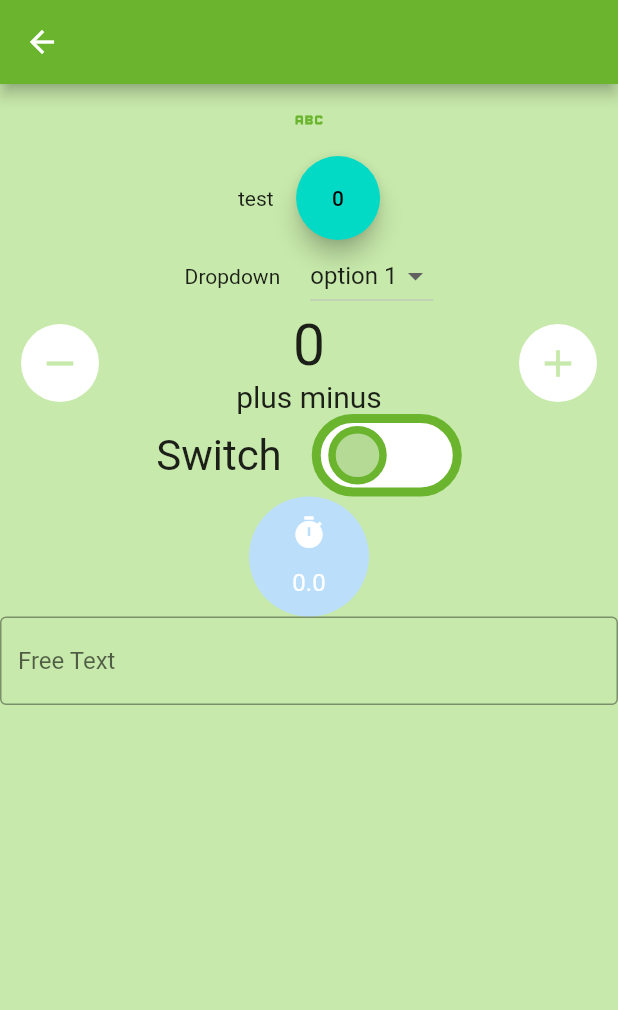
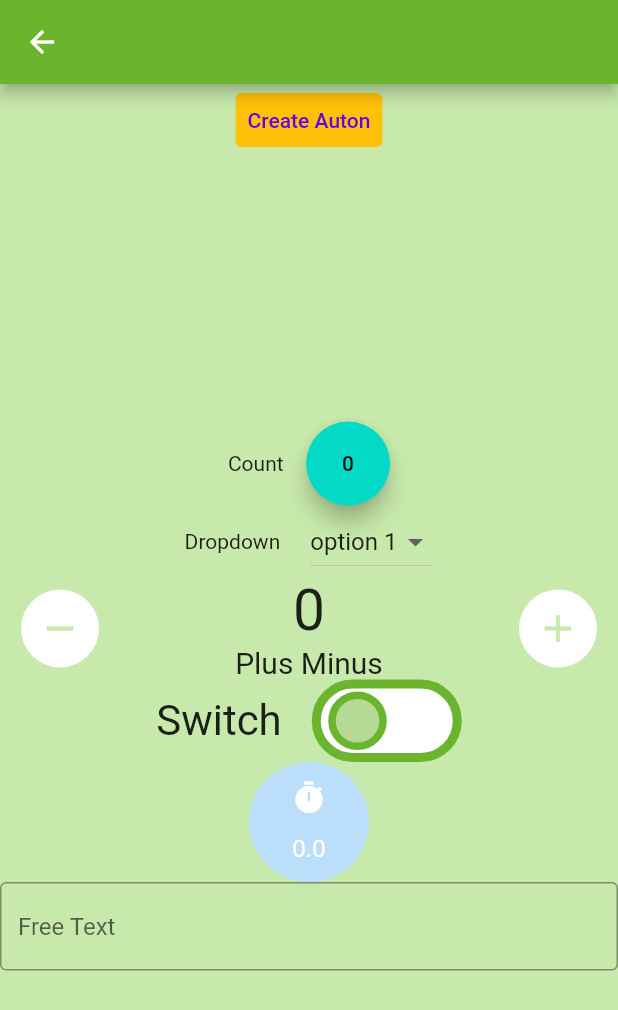
Before and after one commit to LiorBitton/FRC-scouting, a Flutter app: the NewSeasonLobby screen opened directly, on a phone screen of 412 x 824 dp. Shown: the top 1010 px of the screen. Run offline on Flutter 3.47's test engine with Material 2 defaults, Android fonts, the phone set to English and light mode, and no system bars; drawn by our look-alikes of flutter_switch; our stand-ins replace camera, firebase_auth, firebase_core, firebase_crashlytics, firebase_database, firebase_storage and 5 more; missing offline and left inert: holding_gesture; accounts and stored records are empty; Roboto replaces fonts that are missing (Montserrat).

Commit message:
new EverCollector
EverCollector now extends StatefulWidget instead of Widget, all of its children now extend its class instead of implementing it.

```diff
--- a/scouting_application/lib/screens/admin/new_season_lobby.dart
+++ b/scouting_application/lib/screens/admin/new_season_lobby.dart
@@ -16,23 +16,34 @@ class NewSeasonLobby extends StatelessWidget {
         appBar: AppBar(),
         body: Column(
           children: [
-            IconButton(
-                icon: Icon(Icons.abc),
+            TextButton(
+                style: ButtonStyle(
+                    backgroundColor:
+                        MaterialStateProperty.all<Color>(Colors.amber)),
+                child: Text(
+                  "Create Auton",
+                  maxLines: 1,
+                ),
                 onPressed: (() {
                   Navigator.push(
                       context,
                       MaterialPageRoute(
-                          builder: (context) => EditAutonomous()));
+                          builder: (context) => EditTab(
+                                tabName: "Autonomous",
+                              )));
                 })),
-            CountCollector(title: "test", dataTag: "Count"),
+            Spacer(),
+            CountCollector(title: "Count", dataTag: "Count"),
             DropDownCollector(
                 dataTag: "dropDown",
                 options: ["option 1", "option2", "option3"],
                 title: "Dropdown"),
-            PlusMinusCollector(title: "plus minus", dataTag: "Plus Minus"),
+            PlusMinusCollector(title: "Plus Minus", dataTag: "Plus Minus"),
             SwitchCollector(title: "Switch", dataTag: "Switch"),
-            DurationCollector(dataTag: "duration"),
-            TextCollector(dataTag: "text", hintText: "Free Text")
+            DurationCollector(title: "Duration", dataTag: "duration"),
+            TextCollector(
+                title: "title", dataTag: "text", hintText: "Free Text"),
+            Spacer()
           ],
         ));
   }
--- a/scouting_application/lib/screens/homepage.dart
+++ b/scouting_application/lib/screens/homepage.dart
@@ -16,8 +16,6 @@ class Homepage extends StatelessWidget {
   @override
   Widget build(BuildContext context) {
     onStart(context);
-    var brightness = MediaQuery.of(context).platformBrightness;
-    bool isDarkMode = brightness == Brightness.dark;
     return WillPopScope(
       onWillPop: () async => allowedToPop,
       child: Scaffold(
--- a/scouting_application/lib/screens/stats/team_photo_gallery.dart
+++ b/scouting_application/lib/screens/stats/team_photo_gallery.dart
@@ -5,6 +5,7 @@ import 'package:scouting_application/classes/database.dart';
 import 'package:scouting_application/classes/tba_client.dart';
 import 'package:scouting_application/screens/scouting/add_team_photo.dart';
 
+// ignore: must_be_immutable
 class TeamPhotoGallery extends StatelessWidget {
   TeamPhotoGallery({Key? key, required this.teamNumber}) : super(key: key);
   final String teamNumber;
--- a/scouting_application/lib/widgets/collectors/count_collector.dart
+++ b/scouting_application/lib/widgets/collectors/count_collector.dart
@@ -1,16 +1,14 @@
 import 'package:flutter/material.dart';
 import 'package:scouting_application/widgets/collectors/ever_collector.dart';
 
-class CountCollector extends StatefulWidget implements EverCollector {
-  CountCollector({Key? key, required this.title, required this.dataTag})
-      : super(key: key);
+// ignore: must_be_immutable
+class CountCollector extends EverCollector {
+  CountCollector({Key? key, required title, required dataTag})
+      : super(key: key, dataTag: dataTag, title: title);
 
   @override
   _CountCollectorState createState() => _CountCollectorState();
 
-  @override
-  final String dataTag;
-  final String title;
   int _value = 0;
   @override
   String getDataTag() {
--- a/scouting_application/lib/widgets/collectors/dropdown_collector.dart
+++ b/scouting_application/lib/widgets/collectors/dropdown_collector.dart
@@ -1,23 +1,17 @@
 import 'package:flutter/material.dart';
 import 'package:scouting_application/widgets/collectors/ever_collector.dart';
 
-class DropDownCollector<T> extends StatefulWidget implements EverCollector {
+// ignore: must_be_immutable
+class DropDownCollector<T> extends EverCollector {
   DropDownCollector(
-      {Key? key,
-      required this.dataTag,
-      required this.options,
-      required this.title})
-      : super(key: key) {
+      {Key? key, required dataTag, required this.options, required title})
+      : super(key: key, dataTag: dataTag, title: title) {
     value = options[0];
   }
-  List<T> options;
+  final List<T> options;
   late T value;
-  String title;
   @override
   State<DropDownCollector> createState() => _DropDownCollectorState();
-
-  @override
-  String dataTag;
 
   @override
   String getDataTag() {
--- a/scouting_application/lib/widgets/collectors/duration_collector.dart
+++ b/scouting_application/lib/widgets/collectors/duration_collector.dart
@@ -2,14 +2,12 @@ import 'package:flutter/material.dart';
 import 'package:holding_gesture/holding_gesture.dart';
 import 'package:scouting_application/widgets/collectors/ever_collector.dart';
 
-class DurationCollector extends StatefulWidget implements EverCollector {
+class DurationCollector extends EverCollector {
   Icon? icon;
   double _duration = 0;
-  @override
-  String dataTag;
 
-  DurationCollector({Key? key, required this.dataTag, this.icon})
-      : super(key: key);
+  DurationCollector({Key? key, required dataTag, required title, this.icon})
+      : super(key: key, dataTag: dataTag, title: title);
   @override
   _DurationCollectorState createState() => _DurationCollectorState();
 
--- a/scouting_application/lib/widgets/collectors/plus_minus_collector.dart
+++ b/scouting_application/lib/widgets/collectors/plus_minus_collector.dart
@@ -2,12 +2,13 @@ import 'package:flutter/material.dart';
 import 'package:scouting_application/widgets/collectors/ever_collector.dart';
 import 'package:scouting_application/widgets/menu_button.dart';
 
-class PlusMinusCollector extends StatefulWidget implements EverCollector {
-  PlusMinusCollector({Key? key, required this.title, required this.dataTag})
-      : super(key: key);
-  final String title;
+class PlusMinusCollector extends EverCollector {
+  PlusMinusCollector({
+    Key? key,
+    required dataTag,
+    required title,
+  }) : super(key: key, title: title, dataTag: dataTag);
   int _counter = 0;
-  String dataTag;
   @override
   _PlusMinusCollectorState createState() => _PlusMinusCollectorState();
 
--- a/scouting_application/lib/widgets/collectors/switch_collector.dart
+++ b/scouting_application/lib/widgets/collectors/switch_collector.dart
@@ -3,14 +3,12 @@ import 'package:flutter_switch/flutter_switch.dart';
 import 'package:scouting_application/themes/custom_themes.dart';
 import 'package:scouting_application/widgets/collectors/ever_collector.dart';
 
-class SwitchCollector extends StatefulWidget implements EverCollector {
-  SwitchCollector({Key? key, required this.title, required this.dataTag})
-      : super(key: key);
+class SwitchCollector extends EverCollector {
+  SwitchCollector({Key? key, required title, required dataTag})
+      : super(key: key, title: title, dataTag: dataTag);
   bool _isSwitched = false;
-  final String title;
   @override
   _SwitchCollectorState createState() => _SwitchCollectorState();
-
   @override
   getValue() {
     return _isSwitched;
@@ -20,9 +18,6 @@ class SwitchCollector extends StatefulWidget implements EverCollector {
   String getDataTag() {
     return dataTag;
   }
-
-  @override
-  String dataTag;
 }
 
 class _SwitchCollectorState extends State<SwitchCollector> {
--- a/scouting_application/lib/widgets/collectors/text_collector.dart
+++ b/scouting_application/lib/widgets/collectors/text_collector.dart
@@ -1,16 +1,14 @@
 import 'package:flutter/material.dart';
 import 'package:scouting_application/widgets/collectors/ever_collector.dart';
 
-class TextCollector extends StatefulWidget implements EverCollector {
-  TextCollector({Key? key, required this.dataTag, required this.hintText})
-      : super(key: key);
+class TextCollector extends EverCollector {
+  TextCollector(
+      {Key? key, required dataTag, required title, required this.hintText})
+      : super(key: key, title: title, dataTag: dataTag);
   final String hintText;
   final TextEditingController controller = new TextEditingController();
   @override
   _TextCollectorState createState() => _TextCollectorState();
-
-  @override
-  String dataTag;
 
   @override
   String getDataTag() {
```
Also changed, not shown: scouting_application/lib/screens/scouting/tabs/autonomous.dart (+1 -25 lines), scouting_application/lib/screens/scouting/tabs/endgame.dart (+2 -22 lines), scouting_application/lib/screens/scouting/tabs/playstyle.dart (+16 -13 lines), scouting_application/lib/screens/scouting/tabs/teleoperated.dart (+1 -18 lines), scouting_application/lib/widgets/collectors/ever_collector.dart (+24 -3 lines).
